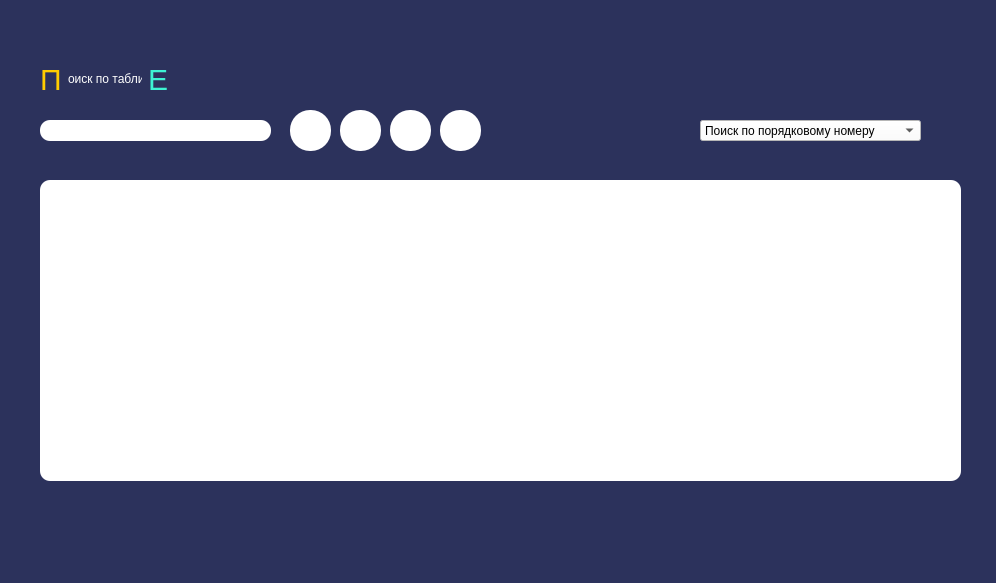
The window that static/ui/search_table.ui (AlexandrVino/CyberSchool) describes before a commit, drawn with Qt 5.
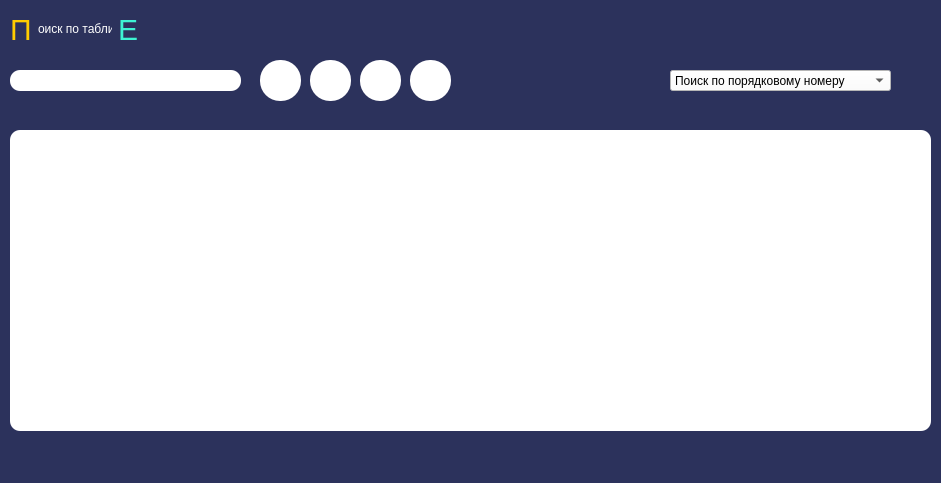
The same window after the commit. Icons and pictures are not drawn.

Commit message: set search_table widget to main

The edit to the form file:
```diff
--- a/static/ui/search_table.ui
+++ b/static/ui/search_table.ui
@@ -1,13 +1,13 @@
 <?xml version="1.0" encoding="UTF-8"?>
 <ui version="4.0">
- <class>Form</class>
- <widget class="QWidget" name="Form">
+ <class>MainWindow</class>
+ <widget class="QMainWindow" name="MainWindow">
   <property name="geometry">
    <rect>
     <x>0</x>
     <y>0</y>
-    <width>996</width>
-    <height>583</height>
+    <width>941</width>
+    <height>483</height>
    </rect>
   </property>
   <property name="windowTitle">
@@ -17,11 +17,36 @@
    <string notr="true">background-color: #2c325c;
 </string>
   </property>
+  <widget class="QWidget" name="centralwidget">
+   <widget class="QPushButton" name="print_btn">
+    <property name="geometry">
+     <rect>
+      <x>410</x>
+      <y>60</y>
+      <width>41</width>
+      <height>41</height>
+     </rect>
+    </property>
+    <property name="cursor">
+     <cursorShape>PointingHandCursor</cursorShape>
+    </property>
+    <property name="styleSheet">
+     <string notr="true">background-color: white;
+border-radius: 20px;</string>
+    </property>
+    <property name="text">
+     <string/>
+    </property>
+    <property name="icon">
+     <iconset>
+      <normaloff>../image/design/button_icons/printer.png</normaloff>../image/design/button_icons/printer.png</iconset>
+    </property>
+   </widget>
   <widget class="QTableWidget" name="table">
    <property name="geometry">
     <rect>
-     <x>40</x>
-     <y>180</y>
+      <x>10</x>
+      <y>130</y>
      <width>921</width>
      <height>301</height>
     </rect>
@@ -31,26 +56,59 @@
 border-radius: 10px;</string>
    </property>
   </widget>
-  <widget class="QLineEdit" name="search_line">
+   <widget class="QPushButton" name="reset_search_btn">
    <property name="geometry">
     <rect>
-     <x>40</x>
-     <y>120</y>
-     <width>231</width>
-     <height>21</height>
-    </rect>
-   </property>
+      <x>310</x>
+      <y>60</y>
+      <width>41</width>
+      <height>41</height>
+     </rect>
+    </property>
+    <property name="cursor">
+     <cursorShape>PointingHandCursor</cursorShape>
+    </property>
    <property name="styleSheet">
     <string notr="true">background-color: white;
-border-radius: 10px;
-padding: 4px;</string>
+border-radius: 20px;</string>
+    </property>
+    <property name="text">
+     <string/>
+    </property>
+    <property name="icon">
+     <iconset>
+      <normaloff>../image/design/button_icons/reset.png</normaloff>../image/design/button_icons/reset.png</iconset>
+    </property>
+   </widget>
+   <widget class="QPushButton" name="add_certificate_btn">
+    <property name="geometry">
+     <rect>
+      <x>360</x>
+      <y>60</y>
+      <width>41</width>
+      <height>41</height>
+     </rect>
+    </property>
+    <property name="cursor">
+     <cursorShape>PointingHandCursor</cursorShape>
+    </property>
+    <property name="styleSheet">
+     <string notr="true">background-color: white;
+border-radius: 20px;</string>
+    </property>
+    <property name="text">
+     <string/>
+    </property>
+    <property name="icon">
+     <iconset>
+      <normaloff>../image/design/button_icons/plus.png</normaloff>../image/design/button_icons/plus.png</iconset>
    </property>
   </widget>
   <widget class="QComboBox" name="search_criteria">
    <property name="geometry">
     <rect>
-     <x>700</x>
-     <y>120</y>
+      <x>670</x>
+      <y>70</y>
      <width>221</width>
      <height>21</height>
     </rect>
@@ -99,38 +157,11 @@
     </property>
    </item>
   </widget>
-  <widget class="QPushButton" name="find_btn">
-   <property name="geometry">
-    <rect>
-     <x>290</x>
-     <y>110</y>
-     <width>41</width>
-     <height>41</height>
-    </rect>
-   </property>
-   <property name="cursor">
-    <cursorShape>PointingHandCursor</cursorShape>
-   </property>
-   <property name="mouseTracking">
-    <bool>false</bool>
-   </property>
-   <property name="styleSheet">
-    <string notr="true">background-color: white;
-border-radius: 20px;</string>
-   </property>
-   <property name="text">
-    <string/>
-   </property>
-   <property name="icon">
-    <iconset>
-     <normaloff>../image/design/button_icons/search.png</normaloff>../image/design/button_icons/search.png</iconset>
-   </property>
-  </widget>
   <widget class="QWidget" name="layoutWidget">
    <property name="geometry">
     <rect>
-     <x>40</x>
-     <y>60</y>
+      <x>10</x>
+      <y>10</y>
      <width>128</width>
      <height>38</height>
     </rect>
@@ -170,11 +201,11 @@
     </item>
    </layout>
   </widget>
-  <widget class="QPushButton" name="reset_search_btn">
+   <widget class="QPushButton" name="find_btn">
    <property name="geometry">
     <rect>
-     <x>340</x>
-     <y>110</y>
+      <x>260</x>
+      <y>60</y>
      <width>41</width>
      <height>41</height>
     </rect>
@@ -191,65 +222,36 @@
    </property>
    <property name="icon">
     <iconset>
-     <normaloff>../image/design/button_icons/reset.png</normaloff>../image/design/button_icons/reset.png</iconset>
-   </property>
-  </widget>
-  <widget class="QPushButton" name="add_certificate_btn">
+      <normaloff>../image/design/button_icons/search.png</normaloff>../image/design/button_icons/search.png</iconset>
+    </property>
+   </widget>
+   <widget class="QLineEdit" name="search_line">
    <property name="geometry">
     <rect>
-     <x>390</x>
-     <y>110</y>
-     <width>41</width>
-     <height>41</height>
-    </rect>
-   </property>
-   <property name="cursor">
-    <cursorShape>PointingHandCursor</cursorShape>
-   </property>
+      <x>10</x>
+      <y>70</y>
+      <width>231</width>
+      <height>21</height>
+     </rect>
+    </property>
    <property name="styleSheet">
     <string notr="true">background-color: white;
-border-radius: 20px;</string>
-   </property>
-   <property name="text">
-    <string/>
-   </property>
-   <property name="icon">
-    <iconset>
-     <normaloff>../image/design/button_icons/plus.png</normaloff>../image/design/button_icons/plus.png</iconset>
-   </property>
-  </widget>
-  <widget class="QPushButton" name="print_btn">
+border-radius: 10px;
+padding: 4px;</string>
+    </property>
+   </widget>
+  </widget>
+  <widget class="QMenuBar" name="menubar">
    <property name="geometry">
     <rect>
-     <x>440</x>
-     <y>110</y>
-     <width>41</width>
-     <height>41</height>
+     <x>0</x>
+     <y>0</y>
+     <width>941</width>
+     <height>21</height>
     </rect>
    </property>
-   <property name="cursor">
-    <cursorShape>PointingHandCursor</cursorShape>
-   </property>
-   <property name="styleSheet">
-    <string notr="true">background-color: white;
-border-radius: 20px;</string>
-   </property>
-   <property name="text">
-    <string/>
-   </property>
-   <property name="icon">
-    <iconset>
-     <normaloff>../image/design/button_icons/printer.png</normaloff>../image/design/button_icons/printer.png</iconset>
-   </property>
   </widget>
-  <zorder>layoutWidget</zorder>
-  <zorder>table</zorder>
-  <zorder>search_line</zorder>
-  <zorder>search_criteria</zorder>
-  <zorder>find_btn</zorder>
-  <zorder>reset_search_btn</zorder>
-  <zorder>add_certificate_btn</zorder>
-  <zorder>print_btn</zorder>
+  <widget class="QStatusBar" name="statusbar"/>
  </widget>
  <resources/>
  <connections/>
```
Left out of the diff: 5 changed lines with no effect on the pictures. Lines whose indentation alone changed are shown as unchanged. The commit also changes 6 other files.
